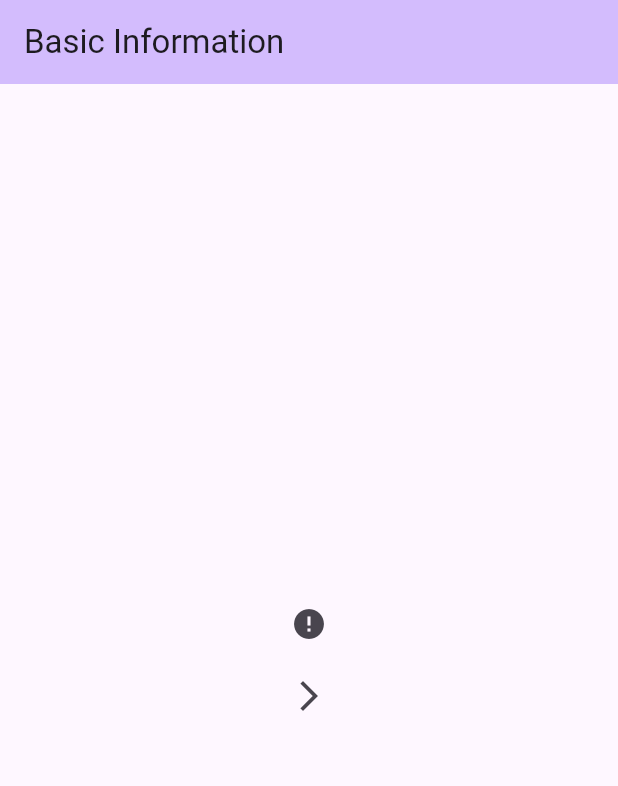
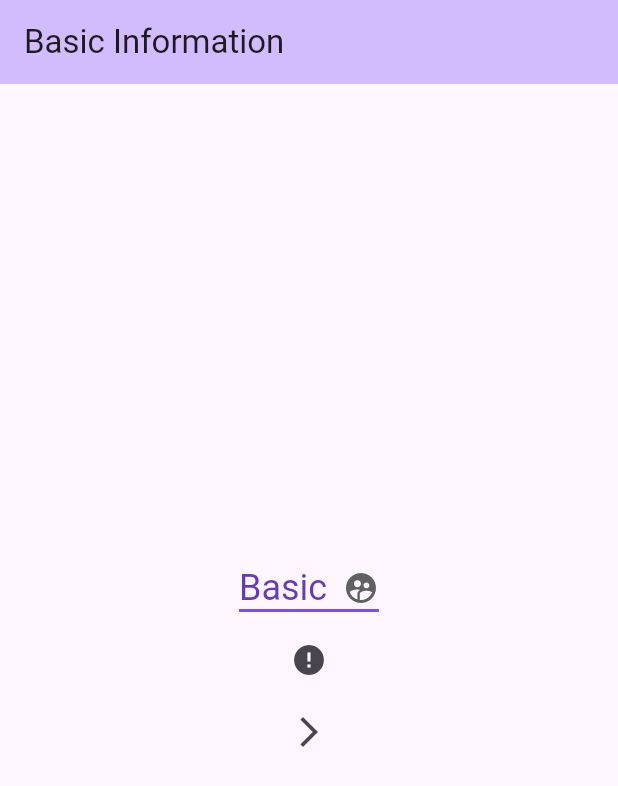
Before and after one commit to BenediktJSchlegel/bloc_process, a Flutter app: the screen it shows after launch, after a tap on the "list alt" icon, on a phone screen of 412 x 824 dp. Shown: the top 786 px of the screen. Run offline on Flutter 3.47's test engine with Material 3 defaults, Android fonts, the phone set to English and light mode, and no system bars; our stand-ins replace flutter_bloc.

```diff
--- a/example/lib/main.dart
+++ b/example/lib/main.dart
@@ -54,13 +54,27 @@ class _MyHomePageState extends State<MyHomePage> {
       navigationBuilder: (ctx) => RegistrationProcessNavigator(ctx, three),
     );
 
-    final ProcessChain<String, String> chain = ProcessChain<String, String>(
+    final ProcessChain<String, RegistrationProcessResult> chain =
+        ProcessChain<String, RegistrationProcessResult>(
       context: context,
       onEndCallback: _onChainEnd,
       links: [
-        RegistrationLink(oneController, transformer: _transformLinkResult),
-        RegistrationLink(twoController, transformer: _transformLinkResult),
-        RegistrationLink(threeController, transformer: _transformLinkResult),
+        RegistrationLink(oneController,
+            outputTransformer: null, inputTransformer: null),
+        DecisionLink<RegistrationProcessResult, RegistrationProcessResult>(
+          condition: (input) => input.role == "Admin",
+          then: RegistrationLink(
+            twoController,
+            inputTransformer: (input) => "transformed",
+            outputTransformer: _transformLinkResult,
+          ),
+          elseThen: BreakoutLink<RegistrationProcessResult>(
+              inputTransformer: null, outputTransformer: null),
+          inputTransformer: null,
+          outputTransformer: null,
+        ),
+        BreakoutLink<RegistrationProcessResult>(
+            inputTransformer: null, outputTransformer: null),
       ],
     );
 
--- a/example/lib/pages/basic_information_page.dart
+++ b/example/lib/pages/basic_information_page.dart
@@ -4,13 +4,22 @@ import 'package:flutter/material.dart';
 
 import '../state/bloc/registration_process_events.dart';
 
-class BasicInformationPage extends StatelessBlocRoute {
+class BasicInformationPage extends StatefulBlocRoute {
+  static const List<String> source = ["Basic", "Admin"];
+
   const BasicInformationPage(super.bloc, {super.key});
+
+  @override
+  State<BasicInformationPage> createState() => _BasicInformationPageState();
+}
+
+class _BasicInformationPageState extends State<BasicInformationPage> {
+  String _selectedValue = BasicInformationPage.source.first;
 
   @override
   Widget build(BuildContext context) {
     return ProcessBlocErrorListener(
-      bloc: bloc,
+      bloc: widget.bloc,
       onErrorCallback: (event) => _onError(event, context),
       child: Scaffold(
         appBar: AppBar(
@@ -22,6 +31,24 @@ class BasicInformationPage extends StatelessBlocRoute {
           child: Column(
             mainAxisAlignment: MainAxisAlignment.center,
             children: [
+              DropdownButton<String>(
+                value: _selectedValue,
+                icon: const Icon(Icons.supervised_user_circle, size: 24),
+                elevation: 16,
+                style: const TextStyle(color: Colors.deepPurple, fontSize: 24),
+                underline: Container(
+                  height: 2,
+                  color: Colors.deepPurpleAccent,
+                ),
+                onChanged: _pickerChanged,
+                items: BasicInformationPage.source
+                    .map<DropdownMenuItem<String>>((String value) {
+                  return DropdownMenuItem<String>(
+                    value: value,
+                    child: Text(value),
+                  );
+                }).toList(),
+              ),
               IconButton(
                 icon: const Icon(Icons.error),
                 onPressed: () => _onErrorPressed(),
@@ -37,15 +64,25 @@ class BasicInformationPage extends StatelessBlocRoute {
     );
   }
 
+  void _pickerChanged(String? value) {
+    if (value != null) {
+      setState(() {
+        _selectedValue = value;
+      });
+
+      widget.bloc.add(UserRoleChangedEvent(value));
+    }
+  }
+
   void _onError(ErrorEvent event, BuildContext context) {
     Utils(context).showErrorDialog(event.message ?? "");
   }
 
   void _onContinuePressed() {
-    bloc.add(BasicInformationSubmittedEvent());
+    widget.bloc.add(BasicInformationSubmittedEvent());
   }
 
   void _onErrorPressed() {
-    bloc.add(ThrowErrorEvent("Error during basic information"));
+    widget.bloc.add(ThrowErrorEvent("Error during basic information"));
   }
 }
--- a/example/lib/state/bloc/registration_process_events.dart
+++ b/example/lib/state/bloc/registration_process_events.dart
@@ -13,3 +13,9 @@ class ThrowErrorEvent extends RegistrationProcessEvent {
 
   ThrowErrorEvent(this.message);
 }
+
+class UserRoleChangedEvent extends RegistrationProcessEvent {
+  final String role;
+
+  UserRoleChangedEvent(this.role);
+}
--- a/example/lib/state/bloc/registration_process_state.dart
+++ b/example/lib/state/bloc/registration_process_state.dart
@@ -2,11 +2,13 @@ import 'package:bloc_process/bloc_process.dart';
 
 class RegistrationProcessState implements ProcessBlocState {
   final RegistrationProcessPages page;
+  final String role;
 
-  RegistrationProcessState(this.page);
+  RegistrationProcessState(this.page, this.role);
 
   RegistrationProcessState.initial()
-      : page = RegistrationProcessPages.basicInformation;
+      : page = RegistrationProcessPages.basicInformation,
+        role = "Basic";
 }
 
 enum RegistrationProcessPages {
--- a/example/lib/state/chain/registration_link.dart
+++ b/example/lib/state/chain/registration_link.dart
@@ -14,5 +14,9 @@ class RegistrationLink extends ProcessLink<
     RegistrationProcessBloc,
     RegistrationProcessNavigator,
     RegistrationProcessController> {
-  RegistrationLink(super.controller, {required super.transformer});
+  RegistrationLink(
+    super.controller, {
+    required super.inputTransformer,
+    required super.outputTransformer,
+  });
 }
--- a/example/lib/state/result/registration_process_result.dart
+++ b/example/lib/state/result/registration_process_result.dart
@@ -1 +1,5 @@
-class RegistrationProcessResult {}
+class RegistrationProcessResult {
+  final String role;
+
+  RegistrationProcessResult(this.role);
+}
--- a/lib/bloc_process.dart
+++ b/lib/bloc_process.dart
@@ -19,7 +19,7 @@ export 'src/error/error_event.dart';
 export 'src/exceptions/process_already_started_error.dart';
 
 export 'src/chain/process_chain.dart';
-export 'src/chain/links/breakout.dart';
+export 'src/chain/links/breakout_link.dart';
 export 'src/chain/links/chain_link.dart';
 export 'src/chain/links/decision_link.dart';
 export 'src/chain/links/process_link.dart';
--- a/lib/src/chain/process_chain.dart
+++ b/lib/src/chain/process_chain.dart
@@ -1,3 +1,4 @@
+import 'package:bloc_process/bloc_process.dart';
 import 'package:bloc_process/src/helper/input_output_typed.dart';
 import 'package:flutter/widgets.dart';
 
@@ -35,7 +36,7 @@ class ProcessChain<TInput, TOutput> with InputOutputTyped<TInput, TOutput> {
   }
 
   void _registerOnEnd(ChainLink link) {
-    link.onEnd = _onLinkCompleted;
+    link.onEnd = (dynamic out) => _onLinkCompleted(out, link is BreakoutLink);
   }
 
   void _next(dynamic lastOutput) {
@@ -45,10 +46,22 @@ class ProcessChain<TInput, TOutput> with InputOutputTyped<TInput, TOutput> {
       throw Error(); // TODO: Change error
     }
 
+    if (_links[_index].inputTransformer != null) {
+      _links[_index].start(
+        _context,
+        _links[_index].inputTransformer!.call(lastOutput),
+      );
+    }
+
     _links[_index].start(_context, lastOutput);
   }
 
-  void _onLinkCompleted(dynamic output) {
+  void _onLinkCompleted(dynamic output, bool breakout) {
+    if (breakout) {
+      _onEndCallback.call(output);
+      return;
+    }
+
     if (_isLastLink()) {
       if (!isOutputType(output)) {
         throw Error(); // TODO: throw better error
```
Also changed, not shown: example/lib/state/bloc/registration_process_bloc.dart (+12 -3 lines), lib/src/chain/links/breakout.dart (deleted, +0 -11 lines), lib/src/chain/links/breakout_link.dart (added, +18 -0 lines), lib/src/chain/links/chain_link.dart (+7 -3 lines), lib/src/chain/links/decision_link.dart (+8 -5 lines), lib/src/chain/links/process_link.dart (+8 -4 lines).
